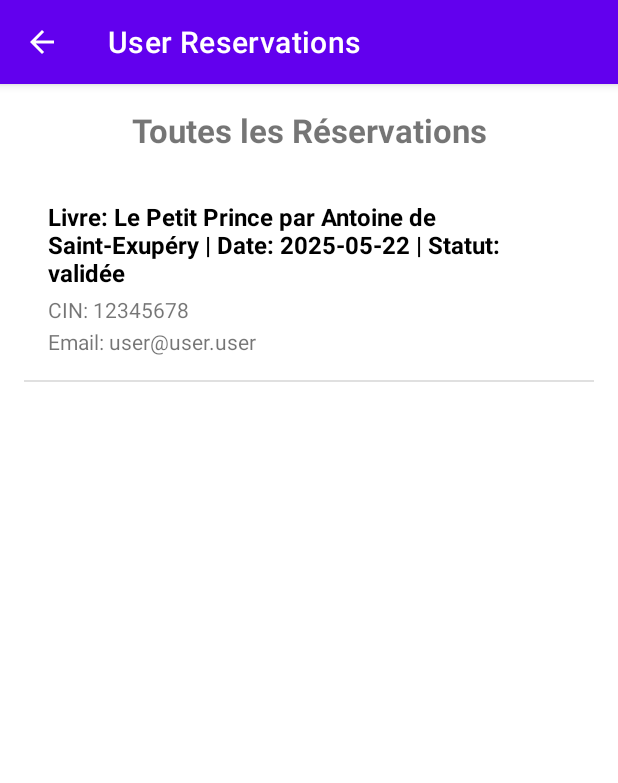
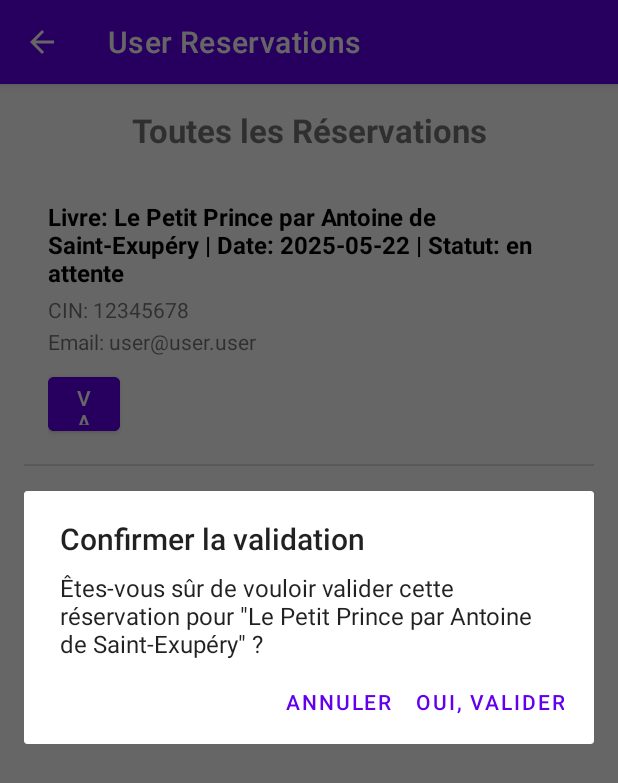
Before and after one commit to HaythemKouka/R-serVite, an Android app: the UserReservationsActivity screen opened directly, with no data from a screen before it, after a tap on an icon or button, on a phone screen of 412 x 824 dp. Shown: the top 783 px of the screen. Run offline under Robolectric (Android 15) with nearby library versions, the phone set to English and light mode, and no system bars.

Commit message:
etat stable ++-

```diff
--- a/app/src/main/java/com/example/bib/ReservationAdapter.java
+++ b/app/src/main/java/com/example/bib/ReservationAdapter.java
@@ -1,7 +1,7 @@
-// package com.example.bib; (or wherever you put your adapters)
-package com.example.bib; // Recommended to put adapters in a separate package
+package com.example.bib;// package com.example.bib.adapters;
 
 import android.content.Context;
+import android.content.DialogInterface;
 import android.view.LayoutInflater;
 import android.view.View;
 import android.view.ViewGroup;
@@ -12,8 +12,12 @@ import android.widget.Toast;
 
 import androidx.annotation.NonNull;
 import androidx.annotation.Nullable;
+import androidx.appcompat.app.AlertDialog;
 
-import com.example.bib.database.DBHelper; // Import DBHelper
+import com.example.bib.Livres;
+import com.example.bib.R;
+import com.example.bib.Reservation;
+import com.example.bib.database.DBHelper;
 
 import java.util.List;
 
@@ -30,8 +34,6 @@ public class ReservationAdapter extends ArrayAdapter<Reservation> {
         this.dbHelper = dbHelper;
     }
 
-
-
     @NonNull
     @Override
     public View getView(int position, @Nullable View convertView, @NonNull ViewGroup parent) {
@@ -40,14 +42,18 @@ public class ReservationAdapter extends ArrayAdapter<Reservation> {
         }
 
         Reservation currentReservation = reservationsList.get(position);
+        // Create an effectively final copy of currentReservation
+        // This is the key fix for the "Variable used in lambda..." error
+        final Reservation reservationToValidate = currentReservation;
+
 
         TextView tvReservationDetails = convertView.findViewById(R.id.tvReservationDetails);
         TextView tvReservationCIN = convertView.findViewById(R.id.tvReservationCIN);
         TextView tvReservationUserEmail = convertView.findViewById(R.id.tvReservationUserEmail);
         Button btnValidateReservation = convertView.findViewById(R.id.btnValidateReservation);
 
-        // --- Fetch Book Details for display (assuming you add getLivreById to DBHelper) ---
-        Livres associatedLivre = dbHelper.getLivreById(currentReservation.getLivreId());
+        // --- Fetch Book Details for display ---
+        Livres associatedLivre = dbHelper.getLivreById(reservationToValidate.getLivreId()); // Use the effectively final variable
         String livreInfo = "Livre non trouvé";
         if (associatedLivre != null) {
             livreInfo = associatedLivre.getTitre() + " par " + associatedLivre.getAuteur();
@@ -55,29 +61,48 @@ public class ReservationAdapter extends ArrayAdapter<Reservation> {
 
         // Set the text for the TextViews
         tvReservationDetails.setText("Livre: " + livreInfo +
-                " | Date: " + currentReservation.getDateReservation() +
-                " | Statut: " + currentReservation.getStatut());
-        tvReservationCIN.setText("CIN: " + currentReservation.getCin());
-        tvReservationUserEmail.setText("Email: " + currentReservation.getUserEmail());
+                " | Date: " + reservationToValidate.getDateReservation() + // Use the effectively final variable
+                " | Statut: " + reservationToValidate.getStatut()); // Use the effectively final variable
+        tvReservationCIN.setText("CIN: " + reservationToValidate.getCin()); // Use the effectively final variable
+        tvReservationUserEmail.setText("Email: " + reservationToValidate.getUserEmail()); // Use the effectively final variable
 
 
-        // --- Button Visibility and Click Listener ---
-        if ("en attente".equalsIgnoreCase(currentReservation.getStatut())) {
+        // --- Button Visibility and Click Listener with Confirmation ---
+        if ("en attente".equalsIgnoreCase(reservationToValidate.getStatut())) { // Use the effectively final variable
             btnValidateReservation.setVisibility(View.VISIBLE);
+            final String finalLivreInfo = livreInfo; // Also make livreInfo effectively final if used in lambda
             btnValidateReservation.setOnClickListener(v -> {
-                // Logic to update reservation status in DB
-                boolean success = dbHelper.updateReservationStatus(currentReservation.getId(), "validée");
+                // --- Show Confirmation Dialog ---
+                new AlertDialog.Builder(context)
+                        .setTitle("Confirmer la validation")
+                        .setMessage("Êtes-vous sûr de vouloir valider cette réservation pour \"" + finalLivreInfo + "\" ?") // Use finalLivreInfo
+                        .setPositiveButton("Oui, valider", new DialogInterface.OnClickListener() {
+                            @Override
+                            public void onClick(DialogInterface dialog, int which) {
+                                // User confirmed, proceed with validation
+                                // Use the effectively final variable inside the lambda
+                                boolean success = dbHelper.updateReservationStatus(reservationToValidate.getId(), "validée");
                                 if (success) {
-                    currentReservation.setStatut("validée"); // Update local object
+                                    reservationToValidate.setStatut("validée"); // Update local object
                                     notifyDataSetChanged(); // Refresh the ListView to show updated status
                                     Toast.makeText(context, "Réservation validée!", Toast.LENGTH_SHORT).show();
                                 } else {
                                     Toast.makeText(context, "Échec de la validation.", Toast.LENGTH_SHORT).show();
                                 }
+                            }
+                        })
+                        .setNegativeButton("Annuler", new DialogInterface.OnClickListener() {
+                            @Override
+                            public void onClick(DialogInterface dialog, int which) {
+                                // User cancelled, do nothing
+                                dialog.dismiss();
+                            }
+                        })
+                        .show();
             });
         } else {
-            btnValidateReservation.setVisibility(View.GONE); // Hide button if not "en attente"
-            btnValidateReservation.setOnClickListener(null); // Clear listener for recycled views
+            btnValidateReservation.setVisibility(View.GONE);
+            btnValidateReservation.setOnClickListener(null);
         }
 
         return convertView;
```
Lines whose indentation alone changed are shown as unchanged.
